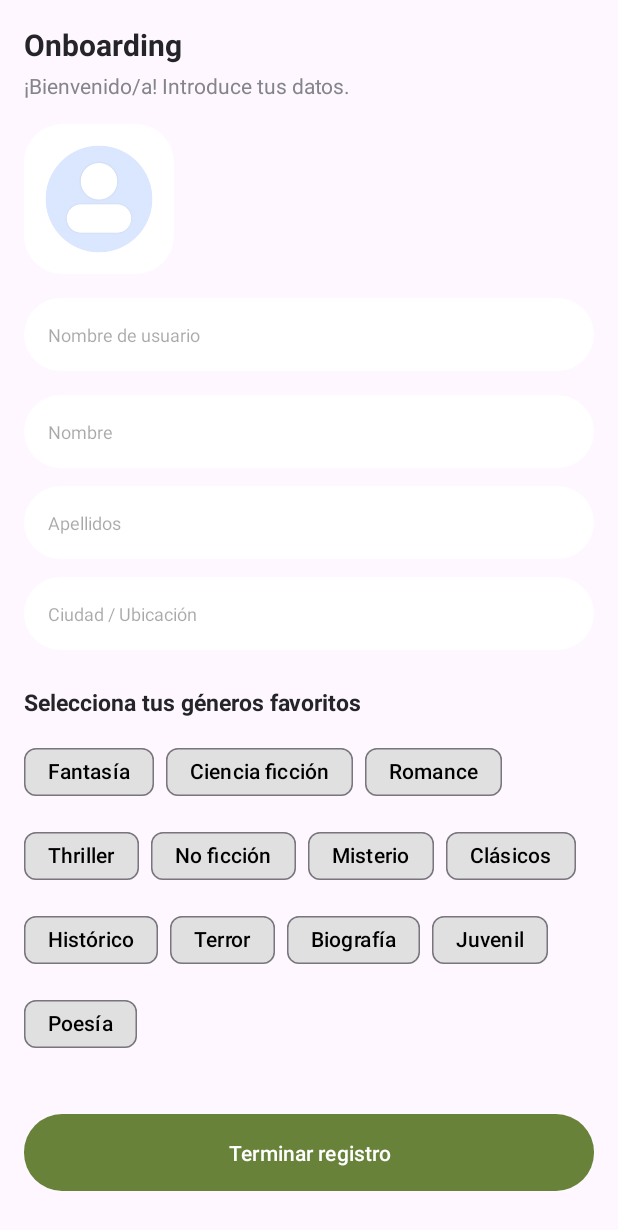
After one commit to sandra-glez/Bookhub, an Android app: the OnboardingActivity screen opened directly, with no data from a screen before it, on a phone screen of 412 x 824 dp. The commit adds this screen. Shown: the top 1230 px of the screen. Run offline under Robolectric (Android 15) with nearby library versions, the phone set to English and light mode, and no system bars; our stand-ins replace Firebase (no records; nobody signed in at launch, a user with empty details on screens opened directly).

Commit message:
pantalla Onboarding

```diff
--- a/app/build.gradle.kts
+++ b/app/build.gradle.kts
@@ -43,6 +43,7 @@ dependencies {
     implementation(libs.constraintlayout)
     implementation(libs.navigation.fragment)
     implementation(libs.navigation.ui)
+    implementation(libs.firebase.storage)
     testImplementation(libs.junit)
     androidTestImplementation(libs.ext.junit)
     androidTestImplementation(libs.espresso.core)
@@ -53,5 +54,6 @@ dependencies {
     implementation ("com.google.firebase:firebase-auth:21.0.1")
     implementation ("com.google.firebase:firebase-firestore:24.9.1")
     implementation ("com.google.android.gms:play-services-auth:20.5.0")
-
+    implementation ("com.google.android.material:material:1.11.0")
+    implementation("com.google.android.flexbox:flexbox:3.0.0")
 }
--- a/app/src/main/AndroidManifest.xml
+++ b/app/src/main/AndroidManifest.xml
@@ -12,6 +12,9 @@
         android:supportsRtl="true"
         android:theme="@style/Theme.Material3.Light.NoActionBar"
         tools:targetApi="31">
+        <activity
+            android:name=".OnboardingActivity"
+            android:exported="false" />
         <activity
             android:name=".VerifyCodeActivity"
             android:exported="false" />
--- /dev/null
+++ b/app/src/main/java/com/sandraygonzalo/bookhub/OnboardingActivity.java
@@ -0,0 +1,163 @@
+package com.sandraygonzalo.bookhub;
+
+import android.os.Bundle;
+import android.widget.Button;
+import androidx.appcompat.app.AppCompatActivity;
+
+import com.google.android.material.chip.Chip;
+import com.google.firebase.auth.FirebaseAuth;
+import com.google.firebase.firestore.FirebaseFirestore;
+
+import android.content.Intent;
+import android.net.Uri;
+import android.os.Bundle;
+import android.provider.MediaStore;
+import android.view.View;
+import android.widget.Button;
+import android.widget.EditText;
+import android.widget.ImageView;
+import android.widget.Toast;
+
+import androidx.annotation.Nullable;
+import androidx.appcompat.app.AppCompatActivity;
+
+import com.google.android.material.chip.Chip;
+import com.google.android.material.chip.ChipGroup;
+import com.google.firebase.auth.FirebaseAuth;
+import com.google.firebase.firestore.FirebaseFirestore;
+import com.google.firebase.storage.FirebaseStorage;
+import com.google.firebase.storage.StorageReference;
+
+import java.util.ArrayList;
+import java.util.HashMap;
+import java.util.List;
+import java.util.Map;
+
+public class OnboardingActivity extends AppCompatActivity {
+
+    private EditText usernameInput, firstNameInput, lastNameInput, locationInput, bioInput;
+    private ImageView profileImage;
+    private ChipGroup genreChipGroup;
+    private Uri imageUri = null;
+
+    private FirebaseAuth mAuth;
+    private FirebaseFirestore db;
+    private StorageReference storageRef;
+
+    private String[] genres = {
+            "Fantasía", "Ciencia ficción", "Romance", "Thriller",
+            "No ficción", "Misterio", "Clásicos", "Histórico",
+            "Terror", "Biografía", "Juvenil", "Poesía"
+    };
+
+    @Override
+    protected void onCreate(Bundle savedInstanceState) {
+        super.onCreate(savedInstanceState);
+        setContentView(R.layout.activity_onboarding);
+
+        usernameInput = findViewById(R.id.usernameInput);
+        firstNameInput = findViewById(R.id.firstNameInput);
+        lastNameInput = findViewById(R.id.lastNameInput);
+        locationInput = findViewById(R.id.locationInput);
+//        bioInput = findViewById(R.id.bioInput);
+        profileImage = findViewById(R.id.profileImage);
+        genreChipGroup = findViewById(R.id.genreChipGroup);
+        Button saveButton = findViewById(R.id.saveButton);
+
+        mAuth = FirebaseAuth.getInstance();
+        db = FirebaseFirestore.getInstance();
+        storageRef = FirebaseStorage.getInstance().getReference("profilePictures");
+
+        // Poblar ChipGroup con géneros
+        for (String genre : genres) {
+            Chip chip = new Chip(this);
+            chip.setText(genre);
+            chip.setCheckable(true);
+            chip.setChipBackgroundColorResource(R.color.chip_background); // Opcional
+            chip.setTextColor(getResources().getColor(R.color.chip_text)); // Opcional
+            genreChipGroup.addView(chip);
+        }
+
+        // Selección de imagen
+        profileImage.setOnClickListener(v -> openGallery());
+
+        saveButton.setOnClickListener(v -> saveUserData());
+    }
+
+    private void openGallery() {
+        Intent intent = new Intent(Intent.ACTION_PICK, MediaStore.Images.Media.EXTERNAL_CONTENT_URI);
+        startActivityForResult(intent, 1001);
+    }
+
+    @Override
+    protected void onActivityResult(int requestCode, int resultCode, @Nullable Intent data) {
+        super.onActivityResult(requestCode, resultCode, data);
+        if (requestCode == 1001 && resultCode == RESULT_OK && data != null) {
+            imageUri = data.getData();
+            profileImage.setImageURI(imageUri);
+        }
+    }
+
+    private void saveUserData() {
+        String uid = mAuth.getCurrentUser().getUid();
+        String username = usernameInput.getText().toString().trim();
+
+        if (username.isEmpty()) {
+            usernameInput.setError("Campo obligatorio");
+            return;
+        }
+
+        // Obtener géneros seleccionados
+        List<String> selectedGenres = new ArrayList<>();
+        for (int i = 0; i < genreChipGroup.getChildCount(); i++) {
+            Chip chip = (Chip) genreChipGroup.getChildAt(i);
+            if (chip.isChecked()) {
+                selectedGenres.add(chip.getText().toString());
+            }
+        }
+
+        Map<String, Object> userData = new HashMap<>();
+        userData.put("username", username);
+        userData.put("firstName", firstNameInput.getText().toString().trim());
+        userData.put("lastName", lastNameInput.getText().toString().trim());
+        userData.put("location", locationInput.getText().toString().trim());
+        userData.put("bio", bioInput.getText().toString().trim());
+        userData.put("preferences", selectedGenres);
+        userData.put("profilePicture", "");
+        userData.put("rating", new HashMap<String, Object>() {{
+            put("average", 0.0);
+            put("totalExchanges", 0);
+        }});
+        userData.put("booksAvailable", new ArrayList<String>());
+        userData.put("exchangeHistory", new ArrayList<String>());
+        userData.put("favorites", new ArrayList<String>());
+        userData.put("notificationsEnabled", true);
+
+        if (imageUri != null) {
+            StorageReference fileRef = storageRef.child(uid + ".jpg");
+            fileRef.putFile(imageUri)
+                    .continueWithTask(task -> fileRef.getDownloadUrl())
+                    .addOnSuccessListener(uri -> {
+                        userData.put("profilePicture", uri.toString());
+                        saveToFirestore(uid, userData);
+                    })
+                    .addOnFailureListener(e -> {
+                        Toast.makeText(this, "Error subiendo imagen", Toast.LENGTH_SHORT).show();
+                    });
+        } else {
+            saveToFirestore(uid, userData);
+        }
+    }
+
+    private void saveToFirestore(String uid, Map<String, Object> userData) {
+        db.collection("users").document(uid).set(userData)
+                .addOnSuccessListener(aVoid -> {
+                    Toast.makeText(this, "Onboarding completo", Toast.LENGTH_SHORT).show();
+                    startActivity(new Intent(OnboardingActivity.this, HomeActivity.class));
+                    finish();
+                })
+                .addOnFailureListener(e -> {
+                    Toast.makeText(this, "Error: " + e.getMessage(), Toast.LENGTH_SHORT).show();
+                });
+    }
+}
--- a/app/src/main/java/com/sandraygonzalo/bookhub/RegisterActivity.java
+++ b/app/src/main/java/com/sandraygonzalo/bookhub/RegisterActivity.java
@@ -280,7 +280,10 @@ public class RegisterActivity extends AppCompatActivity {
         db.collection("users").document(user.getUid()).set(userData)
                 .addOnSuccessListener(aVoid -> {
                     Toast.makeText(RegisterActivity.this, "Registro exitoso", Toast.LENGTH_SHORT).show();
-                    finish(); // Volver a la pantalla de inicio de sesión
+                    // PANTALLA ONBOARDING
+                    Intent intent = new Intent(RegisterActivity.this, OnboardingActivity.class);
+                    startActivity(intent);
+                    finish();
                 })
                 .addOnFailureListener(e -> {
                     Toast.makeText(RegisterActivity.this, "Error al guardar en Firestore: " + e.getMessage(), Toast.LENGTH_SHORT).show();
--- /dev/null
+++ b/app/src/main/res/layout/activity_onboarding.xml
@@ -0,0 +1,161 @@
+<?xml version="1.0" encoding="utf-8"?>
+<androidx.constraintlayout.widget.ConstraintLayout
+    xmlns:android="http://schemas.android.com/apk/res/android"
+    xmlns:app="http://schemas.android.com/apk/res-auto"
+    xmlns:tools="http://schemas.android.com/tools"
+    android:layout_width="match_parent"
+    android:layout_height="match_parent"
+    android:padding="16dp"
+    tools:context=".OnboardingActivity">
+
+    <!-- Título -->
+    <TextView
+        android:id="@+id/logInText"
+        android:layout_width="wrap_content"
+        android:layout_height="wrap_content"
+        android:text="Onboarding"
+        android:textColor="#252529"
+        android:textSize="20sp"
+        android:textStyle="bold"
+        app:layout_constraintTop_toTopOf="parent"
+        app:layout_constraintStart_toStartOf="parent" />
+
+    <!-- Subtítulo -->
+    <TextView
+        android:id="@+id/welcomeText"
+        android:layout_width="wrap_content"
+        android:layout_height="wrap_content"
+        android:text="¡Bienvenido/a! Introduce tus datos."
+        android:textColor="#838589"
+        android:textSize="14sp"
+        app:layout_constraintTop_toBottomOf="@id/logInText"
+        app:layout_constraintStart_toStartOf="parent"
+        android:layout_marginTop="4dp" />
+
+    <!-- Imagen de perfil -->
+    <ImageView
+        android:id="@+id/profileImage"
+        android:layout_width="100dp"
+        android:layout_height="100dp"
+        android:src="@drawable/profile"
+        android:background="@drawable/edit_text_bg"
+        android:scaleType="centerCrop"
+        app:layout_constraintTop_toBottomOf="@id/welcomeText"
+        app:layout_constraintStart_toStartOf="parent"
+        android:layout_marginTop="16dp" />
+
+    <EditText
+        android:id="@+id/usernameInput"
+        android:layout_width="0dp"
+        android:layout_height="wrap_content"
+        android:hint="Nombre de usuario"
+        android:inputType="text"
+        android:padding="16dp"
+        android:textSize="12sp"
+        android:background="@drawable/edit_text_bg"
+        app:layout_constraintTop_toBottomOf="@id/profileImage"
+        app:layout_constraintStart_toStartOf="parent"
+        app:layout_constraintEnd_toEndOf="parent"
+        android:layout_marginTop="16dp" />
+
+    <EditText
+        android:id="@+id/firstNameInput"
+        android:layout_width="0dp"
+        android:layout_height="wrap_content"
+        android:inputType="text"
+        android:padding="16dp"
+        android:textSize="12sp"
+        android:background="@drawable/edit_text_bg"
+        app:layout_constraintStart_toStartOf="parent"
+        app:layout_constraintEnd_toEndOf="parent"
+        android:layout_marginTop="16dp"
+        android:hint="Nombre"
+        app:layout_constraintTop_toBottomOf="@id/usernameInput" />
+
+    <EditText
+        android:id="@+id/lastNameInput"
+        android:layout_width="0dp"
+        android:layout_height="wrap_content"
+        android:hint="Apellidos"
+        android:inputType="textPersonName"
+        android:padding="16dp"
+        android:textSize="12sp"
+        android:background="@drawable/edit_text_bg"
+        app:layout_constraintTop_toBottomOf="@id/firstNameInput"
+        app:layout_constraintStart_toStartOf="parent"
+        app:layout_constraintEnd_toEndOf="parent"
+        android:layout_marginTop="12dp" />
+
+    <EditText
+        android:id="@+id/locationInput"
+        android:layout_width="0dp"
+        android:layout_height="wrap_content"
+        android:hint="Ciudad / Ubicación"
+        android:inputType="text"
+        android:padding="16dp"
+        android:textSize="12sp"
+        android:background="@drawable/edit_text_bg"
+        app:layout_constraintTop_toBottomOf="@id/lastNameInput"
+        app:layout_constraintStart_toStartOf="parent"
+        app:layout_constraintEnd_toEndOf="parent"
+        android:layout_marginTop="12dp" />
+
+
+<!--    <EditText-->
+<!--        android:id="@+id/bioInput"-->
+<!--        android:layout_width="0dp"-->
+<!--        android:layout_height="wrap_content"-->
+<!--        android:hint="Biografía"-->
+<!--        android:inputType="text"-->
+<!--        android:padding="13dp"-->
+<!--        android:textSize="13sp"-->
+<!--        android:background="@drawable/edit_text_bg"-->
+<!--        app:layout_constraintTop_toBottomOf="@id/locationInput"-->
+<!--        app:layout_constraintStart_toStartOf="parent"-->
+<!--        app:layout_constraintEnd_toEndOf="parent"-->
+<!--        android:layout_marginTop="12dp" />-->
+
+    <!-- Texto: géneros favoritos -->
+    <TextView
+        android:id="@+id/generosText"
+        android:layout_width="wrap_content"
+        android:layout_height="wrap_content"
+        android:text="Selecciona tus géneros favoritos"
+        android:textColor="#252529"
+        android:textSize="15sp"
+        android:textStyle="bold"
+        app:layout_constraintTop_toBottomOf="@id/locationInput"
+        app:layout_constraintStart_toStartOf="parent"
+        android:layout_marginTop="24dp" />
+
+    <!-- Chips para selección múltiple -->
+    <com.google.android.material.chip.ChipGroup
+        android:id="@+id/genreChipGroup"
+        android:layout_width="0dp"
+        android:layout_height="wrap_content"
+        app:layout_constraintTop_toBottomOf="@id/generosText"
+        app:layout_constraintStart_toStartOf="parent"
+        app:layout_constraintEnd_toEndOf="parent"
+        app:singleSelection="false"
+        app:selectionRequired="false"
+        app:chipSpacing="8dp"
+        android:layout_marginTop="12dp"
+        android:orientation="horizontal" />
+
+    <!-- Botón de guardar -->
+    <Button
+        android:id="@+id/saveButton"
+        style="@style/CustomButtonGreen"
+        android:layout_width="0dp"
+        android:layout_height="wrap_content"
+        android:layout_marginTop="36dp"
+        android:padding="12dp"
+        android:text="Terminar registro"
+        android:textColor="#FFFFFF"
+        android:textSize="14sp"
+        app:layout_constraintEnd_toEndOf="parent"
+        app:layout_constraintHorizontal_bias="0.0"
+        app:layout_constraintStart_toStartOf="parent"
+        app:layout_constraintTop_toBottomOf="@id/genreChipGroup" />
+
+</androidx.constraintlayout.widget.ConstraintLayout>
--- a/app/src/main/res/values/colors.xml
+++ b/app/src/main/res/values/colors.xml
@@ -9,5 +9,7 @@
     <color name="menu_icon_color">#000000</color>
     <color name="menu_text_color">#000000</color>
     <color name="secondary_text">#888888</color>
+    <color name="chip_background">#E0E0E0</color>
+    <color name="chip_text">#000000</color>
 
 </resources>
--- a/gradle/libs.versions.toml
+++ b/gradle/libs.versions.toml
@@ -9,6 +9,7 @@ activity = "1.8.0"
 constraintlayout = "2.1.4"
 navigationFragment = "2.6.0"
 navigationUi = "2.6.0"
+firebaseStorage = "21.0.1"
 
 [libraries]
 junit = { group = "junit", name = "junit", version.ref = "junit" }
@@ -20,6 +21,7 @@ activity = { group = "androidx.activity", name = "activity", version.ref = "acti
 constraintlayout = { group = "androidx.constraintlayout", name = "constraintlayout", version.ref = "constraintlayout" }
 navigation-fragment = { group = "androidx.navigation", name = "navigation-fragment", version.ref = "navigationFragment" }
 navigation-ui = { group = "androidx.navigation", name = "navigation-ui", version.ref = "navigationUi" }
+firebase-storage = { group = "com.google.firebase", name = "firebase-storage", version.ref = "firebaseStorage" }
 
 [plugins]
 android-application = { id = "com.android.application", version.ref = "agp" }
```
Also changed, not shown: app/src/main/res/drawable/profile.png (added).
